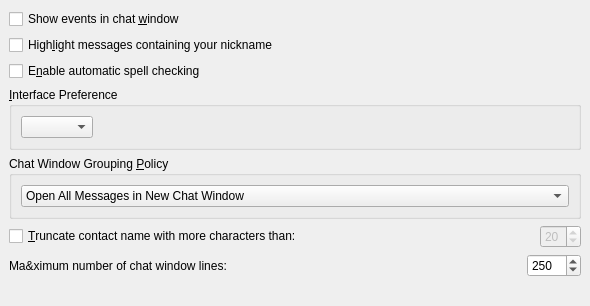
First picture: the form in kopete/config/behavior/behaviorconfig_chat.ui, repository KDE/kopete, before the edit.
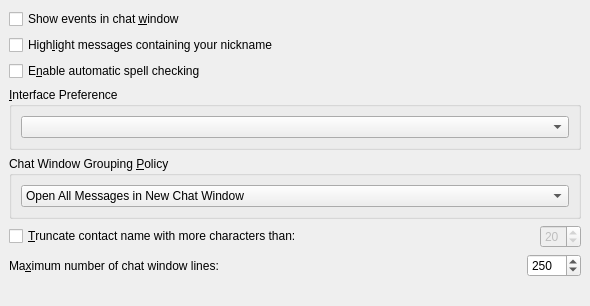
Second picture: the form after the edit.

Commit message: Remove redundant label and spacer. Set buddy correctly.  ok'd by mattr

What changed in the file:
```diff
--- a/kopete/config/behavior/behaviorconfig_chat.ui
+++ b/kopete/config/behavior/behaviorconfig_chat.ui
@@ -74,32 +74,6 @@
       <item>
        <widget class="QComboBox" name="viewPlugin" />
       </item>
-      <item>
-       <widget class="QLabel" name="viewPluginLabel" >
-        <property name="text" >
-         <string/>
-        </property>
-        <property name="buddy" >
-         <cstring>viewPlugin</cstring>
-        </property>
-       </widget>
-      </item>
-      <item>
-       <spacer>
-        <property name="orientation" >
-         <enum>Qt::Horizontal</enum>
-        </property>
-        <property name="sizeType" >
-         <enum>QSizePolicy::Expanding</enum>
-        </property>
-        <property name="sizeHint" >
-         <size>
-          <width>454</width>
-          <height>16</height>
-         </size>
-        </property>
-       </spacer>
-      </item>
      </layout>
     </widget>
    </item>
@@ -213,7 +187,7 @@
         <string>Ma&amp;ximum number of chat window lines:</string>
        </property>
        <property name="buddy" >
-        <cstring>mChatViewBufferSize</cstring>
+        <cstring>kcfg_chatWindowBufferViewSize</cstring>
        </property>
       </widget>
      </item>
```
The commit also changes 2 other files.
